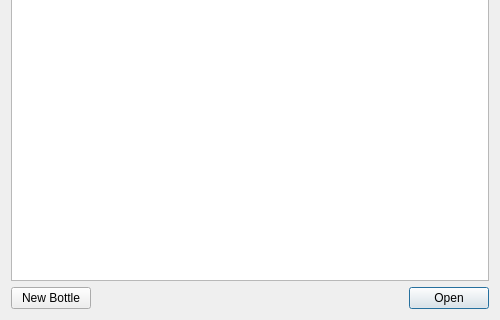
First picture: the form in ui/bottle_selector.ui, repository rubiojr/bottles, before the edit; both pictures show x 0 to 500 and y 160 to 480 of the 500 by 480 pixel window.
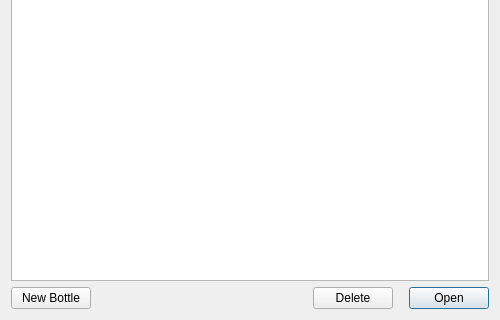
Second picture: the form after the edit.

Commit message: * FEATURE: implemented delete bottles from Bottle's GUI

Diff of the .ui file:
```diff
--- a/ui/bottle_selector.ui
+++ b/ui/bottle_selector.ui
@@ -72,8 +72,38 @@
        </property>
       </spacer>
      </item>
+     <item>
+      <widget class="QPushButton" name="deleteButton">
+       <property name="toolTip">
+        <string>Delete the selected bottle</string>
+       </property>
+       <property name="text">
+        <string>Delete</string>
+       </property>
+      </widget>
+     </item>
      <item>
       <widget class="QDialogButtonBox" name="buttonBox">
+       <property name="sizePolicy">
+        <sizepolicy hsizetype="Minimum" vsizetype="Fixed">
+         <horstretch>0</horstretch>
+         <verstretch>0</verstretch>
+        </sizepolicy>
+       </property>
+       <property name="maximumSize">
+        <size>
+         <width>90</width>
+         <height>16777215</height>
+        </size>
+       </property>
+       <property name="font">
+        <font>
+         <kerning>true</kerning>
+        </font>
+       </property>
+       <property name="toolTip">
+        <string>Open the selected bottle</string>
+       </property>
        <property name="orientation">
         <enum>Qt::Horizontal</enum>
        </property>
```
The commit also changes 3 other files.
